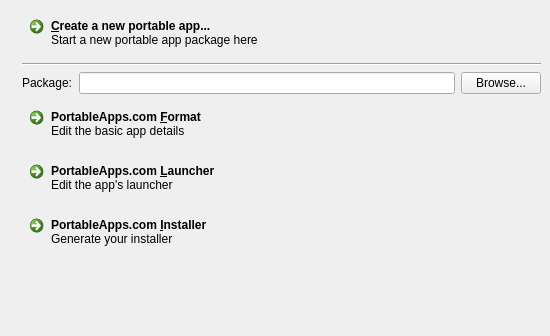
Before: the Qt Designer form ui/mainwindow.ui in 3D1T0R/PortableApps.com-DevelopmentToolkit, drawn with Qt 5.
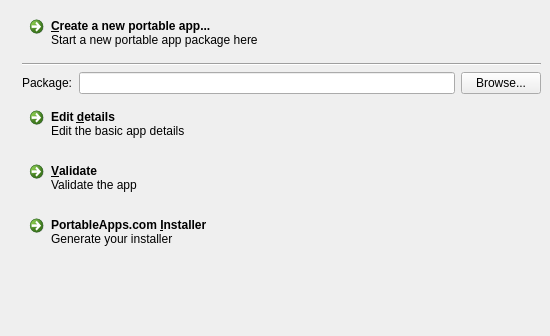
After: the same form once the commit is applied. Icons and pictures are not drawn.

Commit message: Merged Launcher button (functionality not implemented) into Format as Details and added Validate.

```diff
--- a/ui/mainwindow.ui
+++ b/ui/mainwindow.ui
@@ -96,7 +96,7 @@
          <string>Edit the basic app details</string>
         </property>
         <property name="text">
-         <string>PortableApps.com &amp;Format</string>
+         <string>Edit &amp;details</string>
         </property>
         <property name="description">
          <string>Edit the basic app details</string>
@@ -109,10 +109,10 @@
          <string>Edit the app's launcher</string>
         </property>
         <property name="text">
-         <string>PortableApps.com &amp;Launcher</string>
+         <string>&amp;Validate</string>
         </property>
         <property name="description">
-         <string>Edit the app's launcher</string>
+         <string>Validate the app</string>
         </property>
        </widget>
       </item>
```
Left out of the diff: 6 changed lines with no effect on the pictures. The commit also changes 2 other files.
